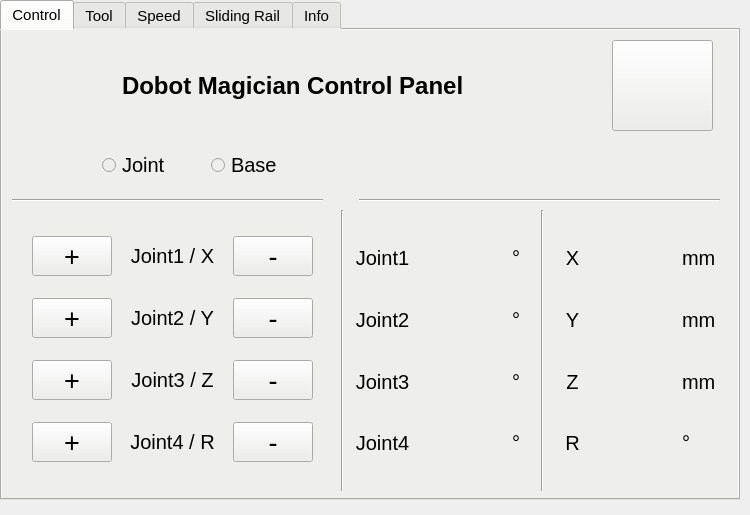
Above: src/dobot_control_panel/resource/DobotControlPanel_layout.ui from anthonych-l/dobot_magician before the change. Below: the same form after it.
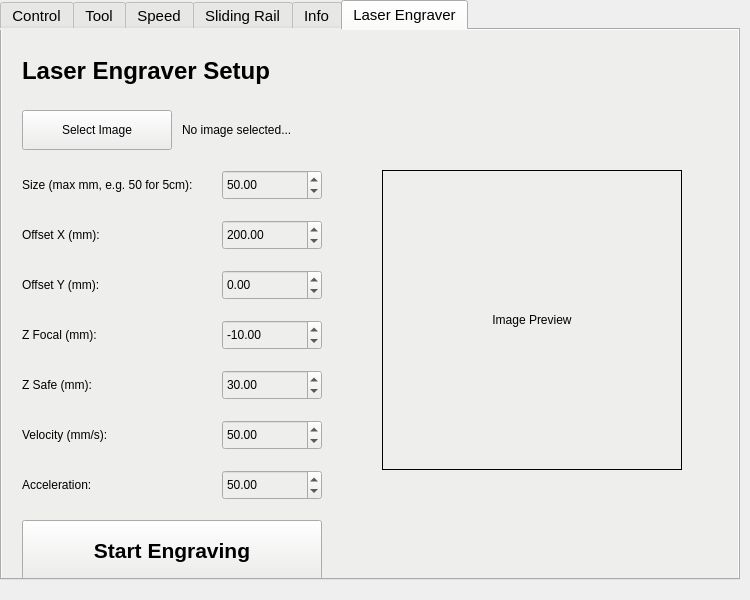
That is the form after the change. The open tabs and pages were chosen to show the change. Icons and pictures are not drawn.

```diff
--- a/src/dobot_control_panel/resource/DobotControlPanel_layout.ui
+++ b/src/dobot_control_panel/resource/DobotControlPanel_layout.ui
@@ -7,19 +7,19 @@
     <x>0</x>
     <y>0</y>
     <width>750</width>
-    <height>515</height>
+    <height>600</height>
    </rect>
   </property>
   <property name="minimumSize">
    <size>
     <width>750</width>
-    <height>515</height>
+    <height>600</height>
    </size>
   </property>
   <property name="maximumSize">
    <size>
     <width>750</width>
-    <height>515</height>
+    <height>600</height>
    </size>
   </property>
   <property name="windowTitle">
@@ -34,19 +34,19 @@
      <x>0</x>
      <y>0</y>
      <width>740</width>
-     <height>500</height>
+     <height>580</height>
     </rect>
    </property>
    <property name="minimumSize">
     <size>
      <width>740</width>
-     <height>500</height>
+     <height>580</height>
     </size>
    </property>
    <property name="maximumSize">
     <size>
      <width>740</width>
-     <height>500</height>
+     <height>580</height>
     </size>
    </property>
    <property name="font">
@@ -2247,7 +2247,326 @@
      </property>
     </widget>
    </widget>
-  </widget>
+  <widget class="QWidget" name="LaserEngraverTab">
+     <attribute name="title">
+      <string>Laser Engraver</string>
+     </attribute>
+     <widget class="QLabel" name="LaserEngraverTitle">
+      <property name="geometry">
+       <rect>
+        <x>20</x>
+        <y>20</y>
+        <width>300</width>
+        <height>41</height>
+       </rect>
+      </property>
+      <property name="font">
+       <font>
+        <pointsize>18</pointsize>
+        <weight>75</weight>
+        <bold>true</bold>
+       </font>
+      </property>
+      <property name="text">
+       <string>Laser Engraver Setup</string>
+      </property>
+     </widget>
+     <widget class="QPushButton" name="SelectImageButton">
+      <property name="geometry">
+       <rect>
+        <x>20</x>
+        <y>80</y>
+        <width>150</width>
+        <height>40</height>
+       </rect>
+      </property>
+      <property name="text">
+       <string>Select Image</string>
+      </property>
+     </widget>
+     <widget class="QLabel" name="ImagePathLabel">
+      <property name="geometry">
+       <rect>
+        <x>180</x>
+        <y>80</y>
+        <width>500</width>
+        <height>40</height>
+       </rect>
+      </property>
+      <property name="text">
+       <string>No image selected...</string>
+      </property>
+     </widget>
+     
+     <widget class="QLabel" name="SizeLabel">
+      <property name="geometry">
+       <rect>
+        <x>20</x>
+        <y>140</y>
+        <width>200</width>
+        <height>30</height>
+       </rect>
+      </property>
+      <property name="text">
+       <string>Size (max mm, e.g. 50 for 5cm):</string>
+      </property>
+     </widget>
+     <widget class="QDoubleSpinBox" name="SizeSpinBox">
+      <property name="geometry">
+       <rect>
+        <x>220</x>
+        <y>140</y>
+        <width>100</width>
+        <height>30</height>
+       </rect>
+      </property>
+      <property name="maximum">
+       <double>500.0</double>
+      </property>
+      <property name="value">
+       <double>50.0</double>
+      </property>
+     </widget>
+
+     <widget class="QLabel" name="OffsetXLabel">
+      <property name="geometry">
+       <rect>
+        <x>20</x>
+        <y>190</y>
+        <width>150</width>
+        <height>30</height>
+       </rect>
+      </property>
+      <property name="text">
+       <string>Offset X (mm):</string>
+      </property>
+     </widget>
+     <widget class="QDoubleSpinBox" name="OffsetXSpinBox">
+      <property name="geometry">
+       <rect>
+        <x>220</x>
+        <y>190</y>
+        <width>100</width>
+        <height>30</height>
+       </rect>
+      </property>
+      <property name="minimum">
+       <double>0.0</double>
+      </property>
+      <property name="maximum">
+       <double>400.0</double>
+      </property>
+      <property name="value">
+       <double>200.0</double>
+      </property>
+     </widget>
+
+     <widget class="QLabel" name="OffsetYLabel">
+      <property name="geometry">
+       <rect>
+        <x>20</x>
+        <y>240</y>
+        <width>150</width>
+        <height>30</height>
+       </rect>
+      </property>
+      <property name="text">
+       <string>Offset Y (mm):</string>
+      </property>
+     </widget>
+     <widget class="QDoubleSpinBox" name="OffsetYSpinBox">
+      <property name="geometry">
+       <rect>
+        <x>220</x>
+        <y>240</y>
+        <width>100</width>
+        <height>30</height>
+       </rect>
+      </property>
+      <property name="minimum">
+       <double>-200.0</double>
+      </property>
+      <property name="maximum">
+       <double>200.0</double>
+      </property>
+      <property name="value">
+       <double>0.0</double>
+      </property>
+     </widget>
+
+     <widget class="QLabel" name="ZFocalLabel">
+      <property name="geometry">
+       <rect>
+        <x>20</x>
+        <y>290</y>
+        <width>150</width>
+        <height>30</height>
+       </rect>
+      </property>
+      <property name="text">
+       <string>Z Focal (mm):</string>
+      </property>
+     </widget>
+     <widget class="QDoubleSpinBox" name="ZFocalSpinBox">
+      <property name="geometry">
+       <rect>
+        <x>220</x>
+        <y>290</y>
+        <width>100</width>
+        <height>30</height>
+       </rect>
+      </property>
+      <property name="minimum">
+       <double>-100.0</double>
+      </property>
+      <property name="maximum">
+       <double>200.0</double>
+      </property>
+      <property name="value">
+       <double>-10.0</double>
+      </property>
+     </widget>
+
+     <widget class="QLabel" name="ZSafeLabel">
+      <property name="geometry">
+       <rect>
+        <x>20</x>
+        <y>340</y>
+        <width>150</width>
+        <height>30</height>
+       </rect>
+      </property>
+      <property name="text">
+       <string>Z Safe (mm):</string>
+      </property>
+     </widget>
+     <widget class="QDoubleSpinBox" name="ZSafeSpinBox">
+      <property name="geometry">
+       <rect>
+        <x>220</x>
+        <y>340</y>
+        <width>100</width>
+        <height>30</height>
+       </rect>
+      </property>
+      <property name="minimum">
+       <double>-10.0</double>
+      </property>
+      <property name="maximum">
+       <double>200.0</double>
+      </property>
+      <property name="value">
+       <double>30.0</double>
+      </property>
+     </widget>
+
+     <widget class="QLabel" name="CoordVelocityLabel">
+      <property name="geometry">
+       <rect>
+        <x>20</x>
+        <y>390</y>
+        <width>150</width>
+        <height>30</height>
+       </rect>
+      </property>
+      <property name="text">
+       <string>Velocity (mm/s):</string>
+      </property>
+     </widget>
+     <widget class="QDoubleSpinBox" name="CoordVelocitySpinBox">
+      <property name="geometry">
+       <rect>
+        <x>220</x>
+        <y>390</y>
+        <width>100</width>
+        <height>30</height>
+       </rect>
+      </property>
+      <property name="minimum">
+       <double>1.0</double>
+      </property>
+      <property name="maximum">
+       <double>200.0</double>
+      </property>
+      <property name="value">
+       <double>50.0</double>
+      </property>
+     </widget>
+     <widget class="QLabel" name="CoordAccelerationLabel">
+      <property name="geometry">
+       <rect>
+        <x>20</x>
+        <y>440</y>
+        <width>150</width>
+        <height>30</height>
+       </rect>
+      </property>
+      <property name="text">
+       <string>Acceleration:</string>
+      </property>
+     </widget>
+     <widget class="QDoubleSpinBox" name="CoordAccelerationSpinBox">
+      <property name="geometry">
+       <rect>
+        <x>220</x>
+        <y>440</y>
+        <width>100</width>
+        <height>30</height>
+       </rect>
+      </property>
+      <property name="minimum">
+       <double>1.0</double>
+      </property>
+      <property name="maximum">
+       <double>200.0</double>
+      </property>
+      <property name="value">
+       <double>50.0</double>
+      </property>
+     </widget>
+     <widget class="QPushButton" name="StartEngraverButton">
+      <property name="geometry">
+       <rect>
+        <x>20</x>
+        <y>490</y>
+        <width>300</width>
+        <height>60</height>
+       </rect>
+      </property>
+      <property name="font">
+       <font>
+        <pointsize>16</pointsize>
+        <weight>75</weight>
+        <bold>true</bold>
+       </font>
+      </property>
+      <property name="text">
+       <string>Start Engraving</string>
+      </property>
+     </widget>
+     <widget class="QLabel" name="PreviewImageLabel">
+      <property name="geometry">
+       <rect>
+        <x>380</x>
+        <y>140</y>
+        <width>300</width>
+        <height>300</height>
+       </rect>
+      </property>
+      <property name="frameShape">
+       <enum>QFrame::Box</enum>
+      </property>
+      <property name="text">
+       <string>Image Preview</string>
+      </property>
+      <property name="alignment">
+       <set>Qt::AlignCenter</set>
+      </property>
+      <property name="scaledContents">
+       <bool>true</bool>
+      </property>
+     </widget>
+    </widget></widget>
  </widget>
  <resources>
   <include location="images/my_resources.qrc"/>
```
Left out of the diff: 137 changed lines with no effect on the pictures.
